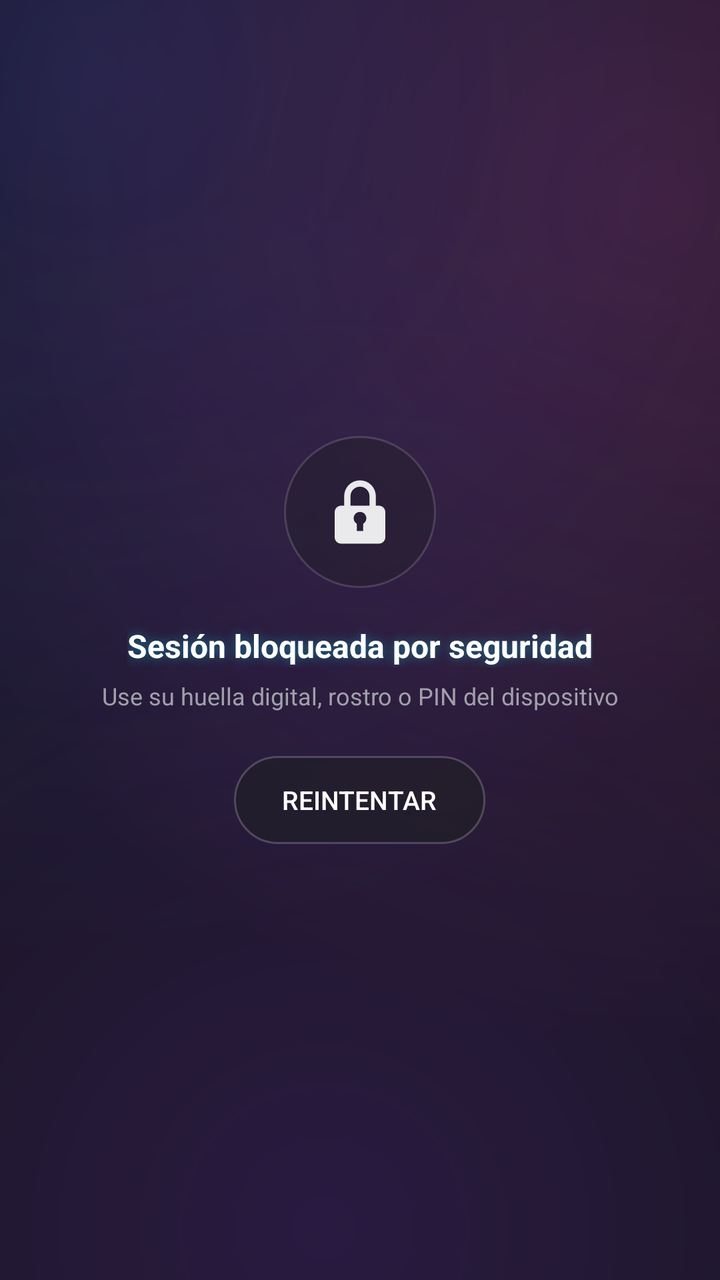
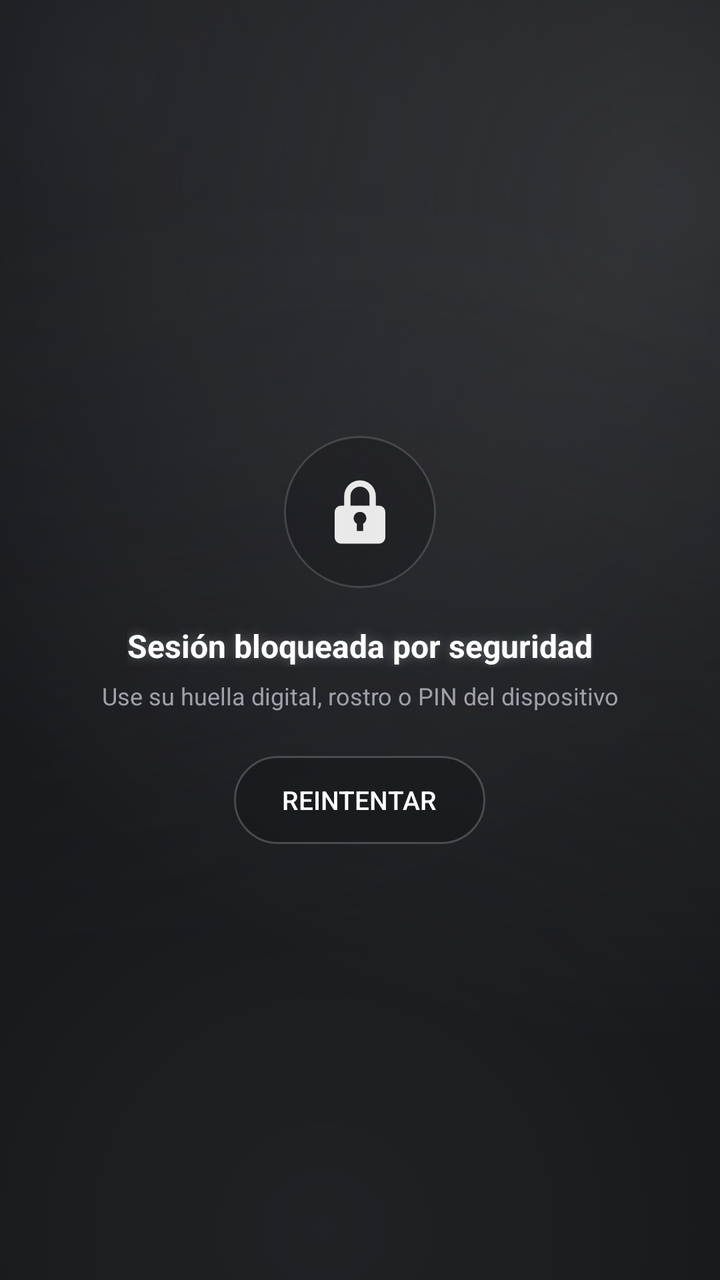

Two renders of the same Android screen: before a commit and after it. Below are the layout's source before the change and the commit's diff.
<!-- AndroidManifest.xml: application theme Theme.MidffAlertas -->
<!-- res/layout/pantalla_bloqueo.xml -->
<?xml version="1.0" encoding="utf-8"?>
<FrameLayout xmlns:android="http://schemas.android.com/apk/res/android"
    android:layout_width="match_parent"
    android:layout_height="match_parent"
    android:background="@drawable/bg_pantalla">

    <LinearLayout
        android:layout_width="wrap_content"
        android:layout_height="wrap_content"
        android:layout_gravity="center"
        android:gravity="center_horizontal"
        android:orientation="vertical">

        <FrameLayout
            android:layout_width="76dp"
            android:layout_height="76dp"
            android:background="@drawable/chip_cristal">

            <ImageView
                android:layout_width="38dp"
                android:layout_height="38dp"
                android:layout_gravity="center"
                android:contentDescription="@string/bloqueo_mensaje"
                android:src="@drawable/ic_candado" />
        </FrameLayout>

        <TextView
            android:layout_width="wrap_content"
            android:layout_height="wrap_content"
            android:layout_marginTop="18dp"
            android:shadowColor="#6600F0FF"
            android:shadowDx="0"
            android:shadowDy="0"
            android:shadowRadius="14"
            android:text="@string/bloqueo_mensaje"
            android:textColor="@color/texto_titulo"
            android:textSize="16sp"
            android:textStyle="bold" />

        <TextView
            android:layout_width="wrap_content"
            android:layout_height="wrap_content"
            android:layout_marginTop="6dp"
            android:gravity="center"
            android:text="@string/bloqueo_subtitulo"
            android:textColor="@color/texto_secundario"
            android:textSize="12sp" />

        <androidx.appcompat.widget.AppCompatButton
            android:id="@+id/btnReintentarBloqueo"
            android:layout_width="wrap_content"
            android:layout_height="44dp"
            android:layout_marginTop="22dp"
            android:background="@drawable/btn_cristal_ripple"
            android:paddingEnd="24dp"
            android:paddingStart="24dp"
            android:text="@string/btn_reintentar"
            android:textColor="@color/texto_titulo"
            android:textSize="13sp" />
    </LinearLayout>
</FrameLayout>
<!-- resources referenced by this layout -->
<resources>
  <color name="texto_secundario">#A0A0AB</color>
  <color name="texto_titulo">#FFFFFF</color>
  <!-- drawable bg_pantalla (drawable) -->
  <?xml version="1.0" encoding="utf-8"?>
  <layer-list xmlns:android="http://schemas.android.com/apk/res/android">
      <item>
          <shape android:shape="rectangle">
              <solid android:color="@color/fondo_carbon" />
          </shape>
      </item>
      <item>
          <shape android:shape="rectangle">
              <gradient
                  android:type="radial"
                  android:centerX="0.12"
                  android:centerY="0.06"
                  android:gradientRadius="440dp"
                  android:startColor="#333E5BFF"
                  android:endColor="#003E5BFF" />
          </shape>
      </item>
      <item>
          <shape android:shape="rectangle">
              <gradient
                  android:type="radial"
                  android:centerX="0.92"
                  android:centerY="0.16"
                  android:gradientRadius="420dp"
                  android:startColor="#2EFF4FD8"
                  android:endColor="#00FF4FD8" />
          </shape>
      </item>
      <item>
          <shape android:shape="rectangle">
              <gradient
                  android:type="radial"
                  android:centerX="0.45"
                  android:centerY="0.96"
                  android:gradientRadius="520dp"
                  android:startColor="#308B3DFF"
                  android:endColor="#008B3DFF" />
          </shape>
      </item>
  </layer-list>
  <!-- drawable btn_cristal_ripple (drawable) -->
  <?xml version="1.0" encoding="utf-8"?>
  <ripple xmlns:android="http://schemas.android.com/apk/res/android"
      android:color="#33FFFFFF">
      <item android:drawable="@drawable/btn_cristal" />
  </ripple>
  <!-- drawable chip_cristal (drawable) -->
  <?xml version="1.0" encoding="utf-8"?>
  <shape xmlns:android="http://schemas.android.com/apk/res/android"
      android:shape="rectangle">
      <solid android:color="#661E1E24" />
      <stroke
          android:width="1dp"
          android:color="@color/cristal_borde_suave" />
      <corners android:radius="999dp" />
  </shape>
  <!-- drawable ic_candado (drawable) -->
  <?xml version="1.0" encoding="utf-8"?>
  <vector xmlns:android="http://schemas.android.com/apk/res/android"
      android:width="24dp"
      android:height="24dp"
      android:viewportWidth="24"
      android:viewportHeight="24">
      <path
          android:fillColor="#E6FFFFFF"
          android:pathData="M12,2a5,5 0,0 0,-5 5v3H6a2,2 0,0 0,-2 2v8a2,2 0,0 0,2 2h12a2,2 0,0 0,2 -2v-8a2,2 0,0 0,-2 -2h-1V7a5,5 0,0 0,-5 -5zM9,7a3,3 0,0 1,6 0v3H9V7zM13,15.7V18h-2v-2.3a2,2 0,1 1,2 0z" />
  </vector>
  <string name="bloqueo_mensaje">Sesión bloqueada por seguridad</string>
  <string name="bloqueo_subtitulo">Use su huella digital, rostro o PIN del dispositivo</string>
  <string name="btn_reintentar">Reintentar</string>
  <color name="fondo_carbon">#121214</color>
  <!-- drawable btn_cristal (drawable) -->
  <?xml version="1.0" encoding="utf-8"?>
  <shape xmlns:android="http://schemas.android.com/apk/res/android"
      android:shape="rectangle">
      <solid android:color="#991E1E24" />
      <stroke
          android:width="1dp"
          android:color="#33FFFFFF" />
      <corners android:radius="999dp" />
  </shape>
  <color name="cristal_borde_suave">#26FFFFFF</color>
  <color name="neon_cian">#00F0FF</color>
  <color name="aurora_purpura">#8B3DFF</color>
  <color name="neon_magenta">#E000FF</color>
  <color name="aurora_rosa">#FF4FD8</color>
  <color name="blanco">#FFFFFF</color>
  <!-- unchanged entries left out for length: 1 -->
</resources>

<!-- the commit's change to res/layout/pantalla_bloqueo.xml (unified diff, before → after) -->
@@ -28,7 +28,7 @@
             android:layout_width="wrap_content"
             android:layout_height="wrap_content"
             android:layout_marginTop="18dp"
-            android:shadowColor="#6600F0FF"
+            android:shadowColor="#66C9CED5"
             android:shadowDx="0"
             android:shadowDy="0"
             android:shadowRadius="14"
<!-- resource entries referenced after the edit -->
@@ -17,8 +17,8 @@
                   android:centerX="0.12"
                   android:centerY="0.06"
                   android:gradientRadius="440dp"
-                  android:startColor="#333E5BFF"
-                  android:endColor="#003E5BFF" />
+                  android:startColor="#33585F69"
+                  android:endColor="#00585F69" />
           </shape>
       </item>
       <item>
@@ -28,8 +28,8 @@
                   android:centerX="0.92"
                   android:centerY="0.16"
                   android:gradientRadius="420dp"
-                  android:startColor="#2EFF4FD8"
-                  android:endColor="#00FF4FD8" />
+                  android:startColor="#2EC4C9D0"
+                  android:endColor="#00C4C9D0" />
           </shape>
       </item>
       <item>
@@ -39,8 +39,8 @@
                   android:centerX="0.45"
                   android:centerY="0.96"
                   android:gradientRadius="520dp"
-                  android:startColor="#308B3DFF"
-                  android:endColor="#008B3DFF" />
+                  android:startColor="#30787F89"
+                  android:endColor="#00787F89" />
           </shape>
       </item>
   </layer-list>
@@ -54,7 +54,7 @@
   <?xml version="1.0" encoding="utf-8"?>
   <shape xmlns:android="http://schemas.android.com/apk/res/android"
       android:shape="rectangle">
-      <solid android:color="#661E1E24" />
+      <solid android:color="#6617181C" />
       <stroke
           android:width="1dp"
           android:color="@color/cristal_borde_suave" />
@@ -74,22 +74,22 @@
   <string name="bloqueo_mensaje">Sesión bloqueada por seguridad</string>
   <string name="bloqueo_subtitulo">Use su huella digital, rostro o PIN del dispositivo</string>
   <string name="btn_reintentar">Reintentar</string>
-  <color name="fondo_carbon">#121214</color>
+  <color name="fondo_carbon">#0B0C0E</color>
   <!-- drawable btn_cristal (drawable) -->
   <?xml version="1.0" encoding="utf-8"?>
   <shape xmlns:android="http://schemas.android.com/apk/res/android"
       android:shape="rectangle">
-      <solid android:color="#991E1E24" />
+      <solid android:color="#9917181C" />
       <stroke
           android:width="1dp"
           android:color="#33FFFFFF" />
       <corners android:radius="999dp" />
   </shape>
   <color name="cristal_borde_suave">#26FFFFFF</color>
-  <color name="neon_cian">#00F0FF</color>
-  <color name="aurora_purpura">#8B3DFF</color>
-  <color name="neon_magenta">#E000FF</color>
-  <color name="aurora_rosa">#FF4FD8</color>
+  <color name="neon_cian">#C9CED5</color>
+  <color name="aurora_purpura">#787F89</color>
+  <color name="neon_magenta">#FFFFFF</color>
+  <color name="aurora_rosa">#C4C9D0</color>
   <color name="blanco">#FFFFFF</color>
   <!-- unchanged entries left out for length: 1 -->
 </resources>
